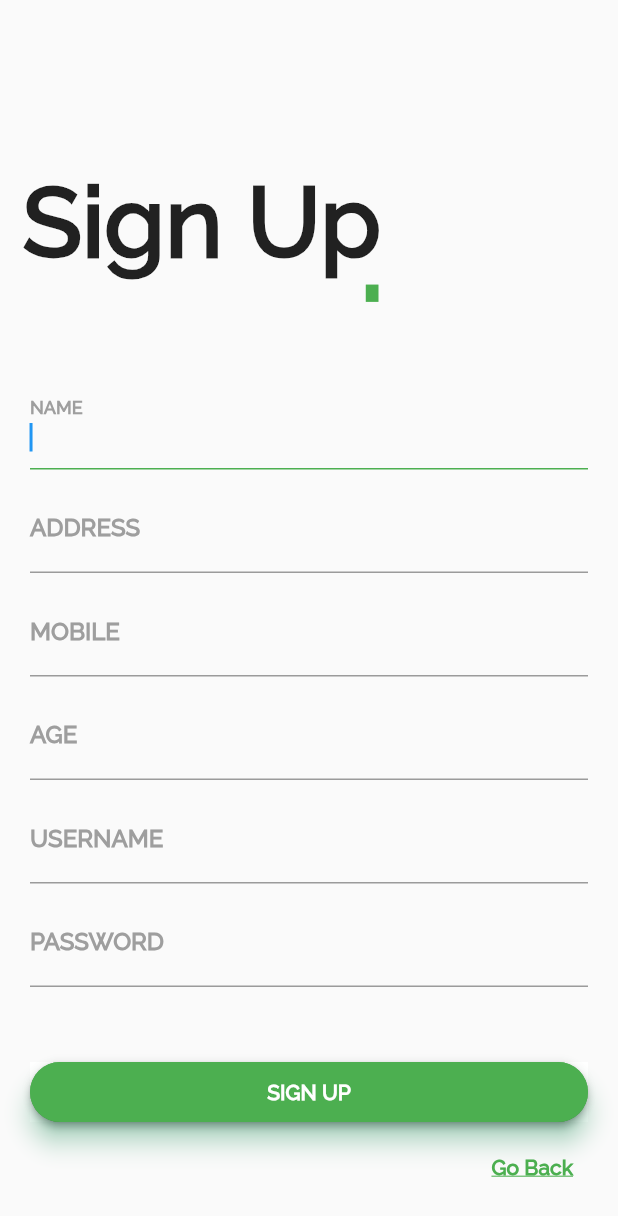
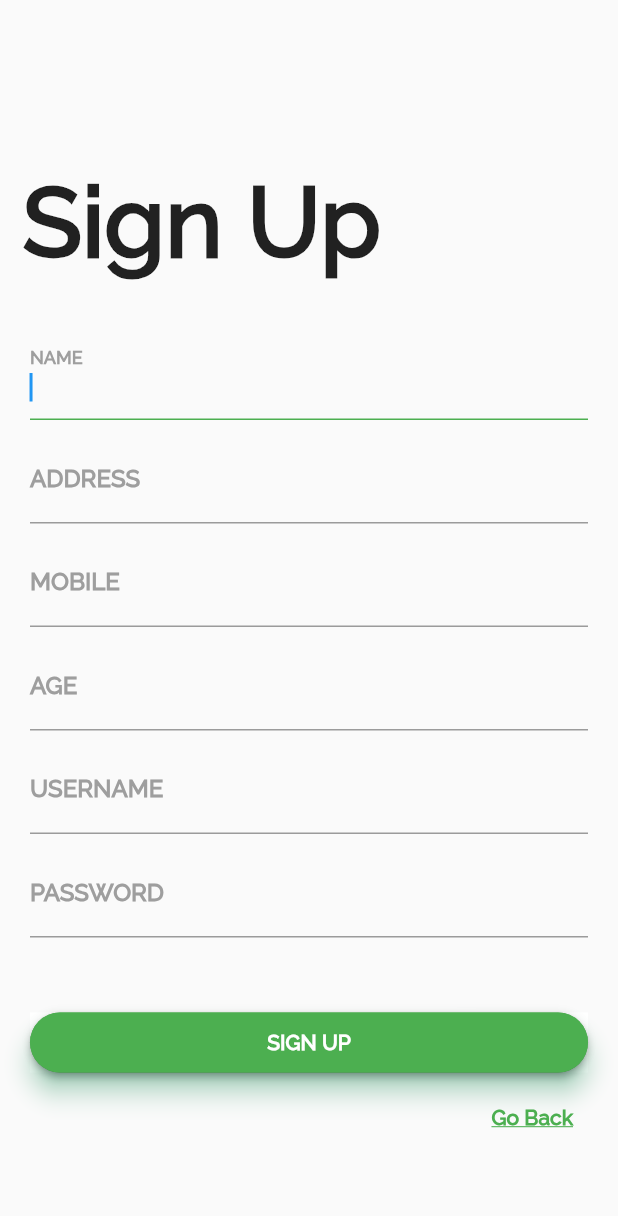
Before and after one commit to aksharabruno/Urban-Roof, a Flutter app: the SignupPage screen opened by its route, after a tap on "SIGN UP", on a phone screen of 412 x 824 dp. Shown: the top 1216 px of the screen. Run offline on Flutter 3.47's test engine with Material 2 defaults, Android fonts, the phone set to English and light mode, and no system bars; our stand-ins replace image_picker, rflutter_alert; accounts and stored records are empty.

Commit message:
Update sign_up.dart

```diff
--- a/lib/app/pages/sign_up.dart
+++ b/lib/app/pages/sign_up.dart
@@ -1,8 +1,6 @@
 import 'package:flutter/material.dart';
 import 'package:http/http.dart' as http;
 import 'dart:convert';
-
-import 'package:urban_roof/app/common/constants.dart';
 
 class SignupPage extends StatefulWidget {
   @override
@@ -24,12 +22,10 @@ class _SignupPageState extends State<SignupPage> {
   //String final_response ='';
   final _formkey = GlobalKey<FormState>();
 
-
   Future<void> _savingData() async {
-    print("hi!");
     final validation = _formkey.currentState.validate();
 
-    if(!validation){
+    if (!validation) {
       return;
     }
     _formkey.currentState.save();
@@ -38,10 +34,11 @@ class _SignupPageState extends State<SignupPage> {
   @override
   Widget build(BuildContext context) {
     return new Scaffold(
-
         resizeToAvoidBottomPadding: false,
         body: SingleChildScrollView(
-          child: Column(crossAxisAlignment: CrossAxisAlignment.start, children: <Widget>[
+            child:
+                Column(crossAxisAlignment: CrossAxisAlignment.start, children: <
+                    Widget>[
           Container(
             child: Stack(
               children: <Widget>[
@@ -54,16 +51,6 @@ class _SignupPageState extends State<SignupPage> {
                         TextStyle(fontSize: 65.0, fontWeight: FontWeight.bold),
                   ),
                 ),
-                Container(
-                  padding: EdgeInsets.fromLTRB(240.0, 125.0, 0.0, 0.0),
-                  child: Text(
-                    '.',
-                    style: TextStyle(
-                        fontSize: 80.0,
-                        fontWeight: FontWeight.bold,
-                        color: Colors.green),
-                  ),
-                )
               ],
             ),
           ),
@@ -71,11 +58,10 @@ class _SignupPageState extends State<SignupPage> {
               padding: EdgeInsets.only(top: 35.0, left: 20.0, right: 20.0),
               child: Builder(
                 builder: (context) => Form(
+                    key: _formkey,
                     child: Column(
-                key: _formkey,
                       children: <Widget>[
                         TextFormField(
-
                           controller: nameCon,
                           autofocus: true,
                           decoration: InputDecoration(
@@ -85,14 +71,11 @@ class _SignupPageState extends State<SignupPage> {
                                   color: Colors.grey),
                               focusedBorder: UnderlineInputBorder(
                                   borderSide: BorderSide(color: Colors.green))),
-
-                    /*onSaved: (value){
-                      name = value;
-                    }*/
+                          //onSaved: (value) {
+                          // name = value;
                         ),
                         SizedBox(height: 10.0),
                         TextFormField(
-
                           controller: addCon,
                           autofocus: true,
                           decoration: InputDecoration(
@@ -102,9 +85,8 @@ class _SignupPageState extends State<SignupPage> {
                                   color: Colors.grey),
                               focusedBorder: UnderlineInputBorder(
                                   borderSide: BorderSide(color: Colors.green))),
-                    /*onSaved: (value){
-                      name = value;
-                    }*/
+                          //onSaved: (value) {
+                          // name = value;
                         ),
                         SizedBox(height: 10.0),
                         TextFormField(
@@ -117,13 +99,11 @@ class _SignupPageState extends State<SignupPage> {
                                   color: Colors.grey),
                               focusedBorder: UnderlineInputBorder(
                                   borderSide: BorderSide(color: Colors.green))),
-                    /*onSaved: (value){
-                      name = value;
-                    }*/
+                          //onSaved: (value) {
+                          // name = value;
                         ),
                         SizedBox(height: 10.0),
                         TextFormField(
-
                           controller: ageCon,
                           autofocus: true,
                           decoration: InputDecoration(
@@ -133,14 +113,11 @@ class _SignupPageState extends State<SignupPage> {
                                   color: Colors.grey),
                               focusedBorder: UnderlineInputBorder(
                                   borderSide: BorderSide(color: Colors.green))),
-                   /* onSaved: (value){
-                      name = value;
-                    }*/
+                          //onSaved: (value) {
+                          // name = value;
                         ),
                         SizedBox(height: 10.0),
-
                         TextFormField(
-
                             controller: unCon,
                             autofocus: true,
                             decoration: InputDecoration(
@@ -150,14 +127,13 @@ class _SignupPageState extends State<SignupPage> {
                                     fontWeight: FontWeight.bold,
                                     color: Colors.grey),
                                 focusedBorder: UnderlineInputBorder(
-                            borderSide: BorderSide(color: Colors.green))),
-                   /* onSaved: (value){
+                                    borderSide:
+                                        BorderSide(color: Colors.green))),
+                            onSaved: (value) {
                               name = value;
-                    }*/
-                  ),
+                            }),
                         SizedBox(height: 10.0),
                         TextFormField(
-
                           controller: pwCon,
                           autofocus: true,
                           decoration: InputDecoration(
@@ -169,9 +145,8 @@ class _SignupPageState extends State<SignupPage> {
                               focusedBorder: UnderlineInputBorder(
                                   borderSide: BorderSide(color: Colors.green))),
                           obscureText: true,
-                    /*onSaved: (value){
-                      name = value;
-                    }*/
+                          //onSaved: (value) {
+                          // name = value;
                         ),
                         SizedBox(height: 50.0),
                         Container(
@@ -183,7 +158,8 @@ class _SignupPageState extends State<SignupPage> {
                               color: Colors.green,
                               elevation: 7.0,
                               child: RaisedButton(
-                          shape: RoundedRectangleBorder(borderRadius: BorderRadius.circular(50.0)),
+                                shape: RoundedRectangleBorder(
+                                    borderRadius: BorderRadius.circular(50.0)),
                                 color: Colors.green,
                                 onPressed: () async {
                                   //Navigator.of(context).pushNamed('/home');
@@ -194,30 +170,43 @@ class _SignupPageState extends State<SignupPage> {
                                     age = int.parse(ageCon.text);
                                     username = unCon.text;
                                     password = pwCon.text;
+                                  });
+                                  _savingData();
 
-                            });
-                            print('hi');
-                            _savingData();
-                            //Person P = new Person(name:name, address:address, mob:mob, age:age, username:username);
-                            saveinfo(name,address,mob,age,username);
-                            //final url = 'http://10.0.2.2:5000/signup';
-                            //var data = {'Name': name, 'Address': address, 'Mobile Number': mob, 'Age': age, 'Username': username, 'Password': password};
-                            //print(data);
-                            /*var response = await http.post('http://192.168.0.1:5000/signup', headers: {"content-type": "application/json"},
-                            body: json.encode({"Name": name, "Address": address, "Mobile Number": mob, "Age": age, "Username": username, "Password": password}));
-                            //final response = await http.post(url, body: json.encode({'Name': 'adi'}));
-                            print('hey');
-                            print(response);
-                            Navigator.of(context).pushNamed('/home');
-                            if(response.statusCode == 200){
+                                  final url = 'http://10.0.2.2:5000/signup';
+                                  var data = {
+                                    'Name': name,
+                                    'Address': address,
+                                    'Mobile Number': mob,
+                                    'Age': age,
+                                    'Username': username,
+                                    'Password': password
+                                  };
+
+                                  var response = await http.post(url,
+                                      headers: {
+                                        "content-type": "application/json"
+                                      },
+                                      body: json.encode({
+                                        "Name": name,
+                                        "Address": address,
+                                        "Mobile Number": mob,
+                                        "Age": age,
+                                        "Username": username,
+                                        "Password": password,
+                                      }));
+                                  //response = await http.post(url, body: json.encode(data));
+                                  //final response = await http.post(url,body: json.encode(data));
+                                  if (response.statusCode == 200) {
                                     Navigator.of(context).pushNamed('/home');
                                   } else {
-                              print('error');
-                            }*/
-                            Navigator.pushReplacementNamed(context,'/home');
+                                    print('error1');
+                                  }
+
+                                  Navigator.pushReplacementNamed(
+                                      context, '/home');
                                   //http.close();
                                 },
-
                                 child: Center(
                                   child: Text(
                                     'SIGN UP',
@@ -237,7 +226,9 @@ class _SignupPageState extends State<SignupPage> {
                             height: 40.0,
                             color: Colors.transparent,
                             child: InkWell(
-                      onTap: () {Navigator.of(context).pushNamed('/');},
+                              onTap: () {
+                                Navigator.of(context).pushNamed('/');
+                              },
                               child: Text(
                                 'Go Back',
                                 style: TextStyle(
@@ -246,8 +237,7 @@ class _SignupPageState extends State<SignupPage> {
                                     fontWeight: FontWeight.bold,
                                     decoration: TextDecoration.underline),
                               ),
-                  )
-                  ),
+                            )),
                       ],
                     )),
               ))
```
Lines whose indentation alone changed are shown as unchanged.
